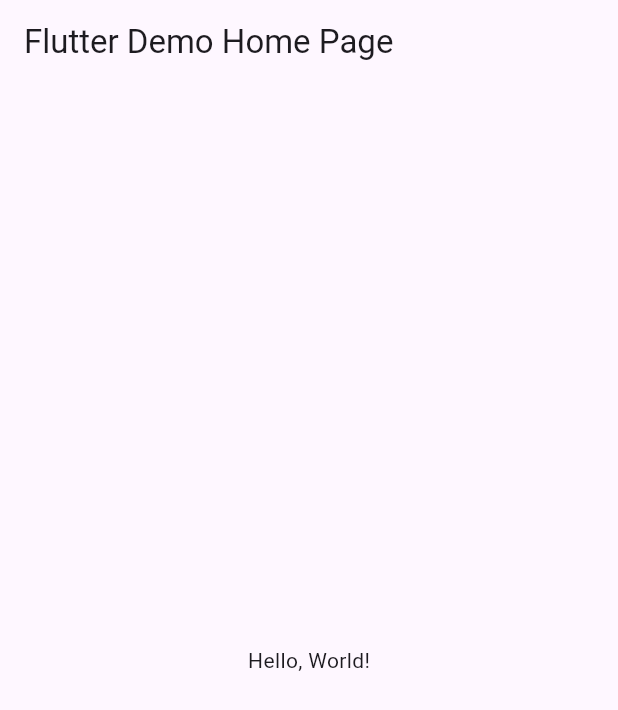
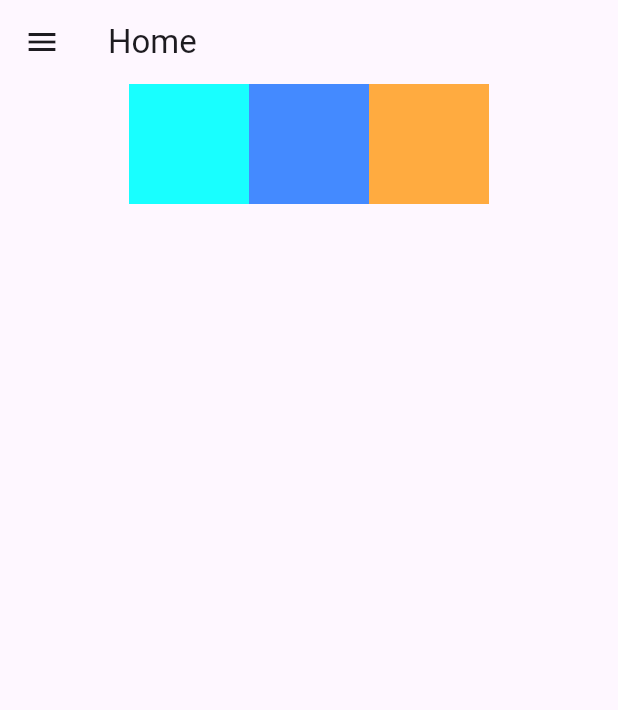
Before and after one commit to AvitiaD128/UII_A4_drawerv2_1212, a Flutter app: the screen it shows after launch, on a phone screen of 412 x 824 dp. Shown: the top 710 px of the screen. Run offline on Flutter 3.47's test engine with Material 3 defaults, Android fonts, the phone set to English and light mode, and no system bars.

```diff
--- /dev/null
+++ b/lib/inicio.dart
@@ -0,0 +1,41 @@
+import 'package:avitiadrawerv2/drawer_menu.dart';
+import 'package:flutter/material.dart';
+
+class Inicio extends StatelessWidget {
+  static const String routeName = '/inicio';
+
+  @override
+  Widget build(BuildContext context) {
+    return Scaffold(
+      appBar: AppBar(
+        title: Text("Home"),
+      ),
+      drawer: DrawerMenu(),
+      body: Row(
+        mainAxisAlignment: MainAxisAlignment.center,
+        mainAxisSize: MainAxisSize.max,
+        crossAxisAlignment: CrossAxisAlignment.center,
+        children: <Widget>[
+          Container(
+            padding: const EdgeInsets.all(0.0),
+            color: Colors.cyanAccent,
+            width: 80.0,
+            height: 80.0,
+          ),
+          Container(
+            padding: const EdgeInsets.all(0.0),
+            color: Colors.blueAccent,
+            width: 80.0,
+            height: 80.0,
+          ),
+          Container(
+            padding: const EdgeInsets.all(0.0),
+            color: Colors.orangeAccent,
+            width: 80.0,
+            height: 80.0,
+          ),
+        ],
+      ), // This trailing comma makes auto-formatting nicer for build methods.
+    );
+  }
+}
--- a/lib/main.dart
+++ b/lib/main.dart
@@ -1,43 +1,46 @@
+import 'package:avitiadrawerv2/movies.dart';
+import 'package:avitiadrawerv2/profile.dart';
 import 'package:flutter/material.dart';
+import 'package:avitiadrawerv2/cinco.dart';
+import 'package:avitiadrawerv2/seis.dart';
+import 'package:avitiadrawerv2/siete.dart';
 
-void main() => runApp(MyApp());
+import 'contact.dart';
+import 'inicio.dart';
+
+void main() {
+  runApp(MyApp());
+}
 
 class MyApp extends StatelessWidget {
-  const MyApp({super.key});
+  static const String inicio = Inicio.routeName;
+  static const String profile = Profile.routeName;
+  static const String movies = Movies.routeName;
+  static const String contacts = Contact.routeName;
+  static const String cinco = Cinco.routeName;
+  static const String seis = Seis.routeName;
+  static const String siete = Siete.routeName;
+
   // This widget is the root of your application.
   @override
   Widget build(BuildContext context) {
     return MaterialApp(
-      // Application name
-      title: 'Flutter Hello World',
-      // Application theme data, you can set the colors for the application as
-      // you want
+      debugShowCheckedModeBanner: false,
+      title: 'Ejemplo Drawer Menu',
       theme: ThemeData(
-        // useMaterial3: false,
         primarySwatch: Colors.blue,
+        visualDensity: VisualDensity.adaptivePlatformDensity,
       ),
-      // A widget which will be started on application startup
-      home: MyHomePage(title: 'Flutter Demo Home Page'),
+      routes: {
+        inicio: (context) => Inicio(),
+        profile: (context) => Profile(),
+        movies: (context) => Movies(),
+        contacts: (context) => Contact(),
+        cinco: (context) => Cinco(),
+        seis: (context) => Seis(),
+        siete: (context) => Siete(),
+      },
+      home: Inicio(),
     );
   }
 }
-
-class MyHomePage extends StatelessWidget {
-  final String title;
-  const MyHomePage({super.key, required this.title});
-
-  @override
-  Widget build(BuildContext context) {
-    return Scaffold(
-      appBar: AppBar(
-        // The title text which will be shown on the action bar
-        title: Text(title),
-      ),
-      body: Center(
-        child: Text(
-          'Hello, World!',
-        ),
-      ),
-    );
-  }
-}
--- a/pubspec.yaml
+++ b/pubspec.yaml
@@ -17,8 +17,8 @@ dev_dependencies:
 
 flutter:
   uses-material-design: true
-  # assets:
-  #  - images/a_dot_burr.jpeg
+  assets:
+   - assets/drawer_header.jpg
   #  - images/a_dot_ham.jpeg
   # fonts:
   #   - family: Schyler
```
Also changed, not shown: lib/cinco.dart (added, +41 -0 lines), lib/contact.dart (added, +22 -0 lines), lib/drawer_menu.dart (added, +95 -0 lines), lib/movies.dart (added, +41 -0 lines), lib/profile.dart (added, +41 -0 lines), lib/seis.dart (added, +41 -0 lines), lib/siete.dart (added, +41 -0 lines), assets/drawer_header.jpg (added).
